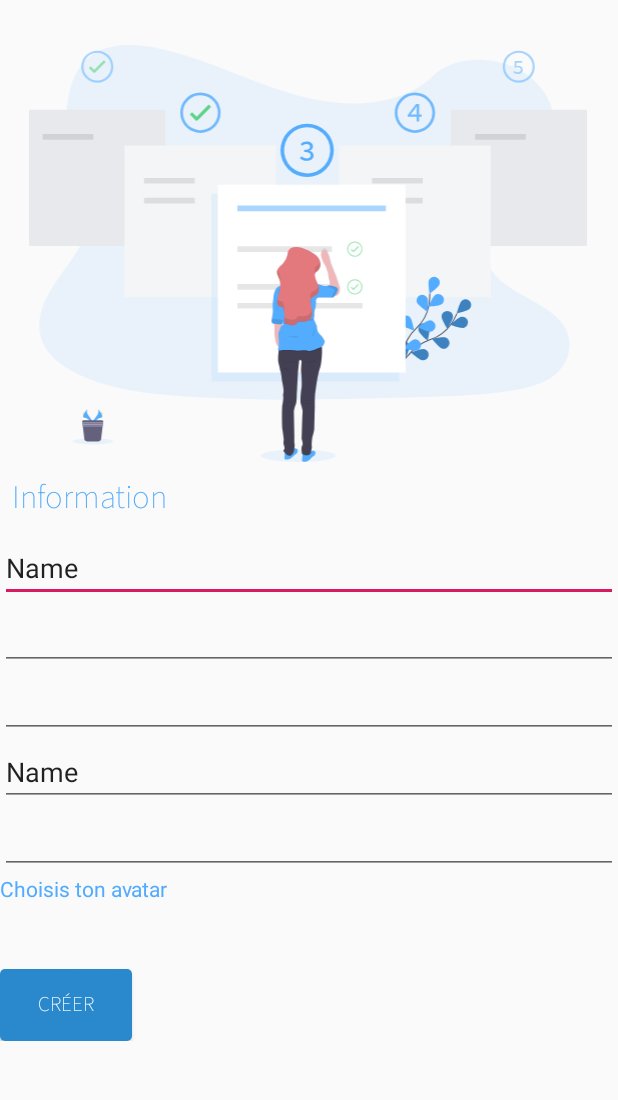
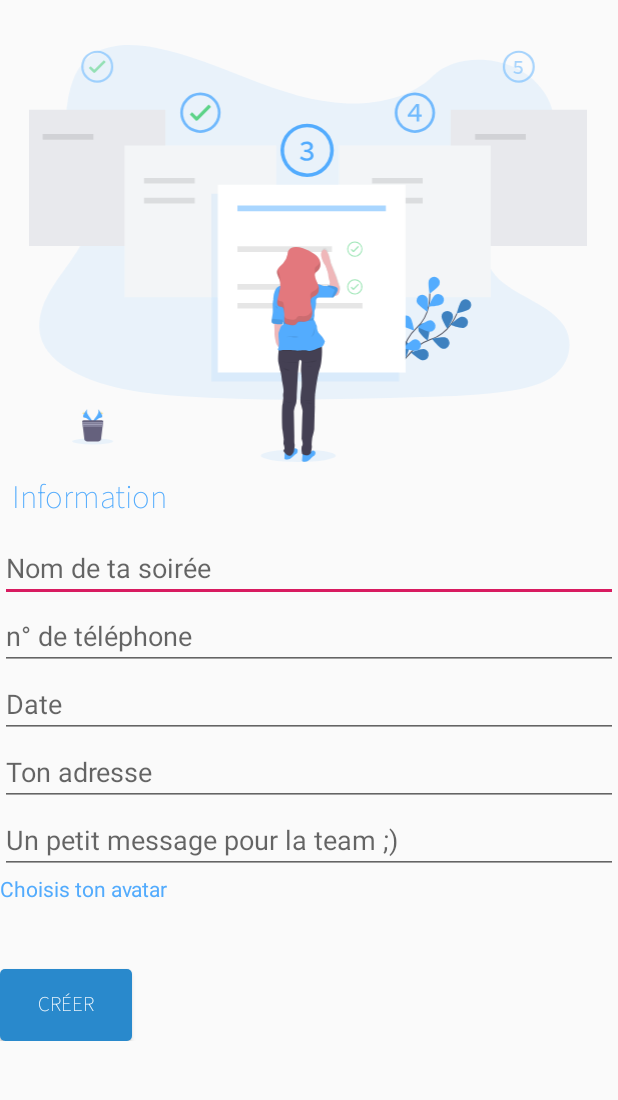
Before and after one commit to eltha9/oplayner, an Android app: the CreateParty screen opened directly, with no data from a screen before it, on a phone screen of 412 x 824 dp, the part 71-1171 px from its top. Run offline under Robolectric (Android 15) with nearby library versions, the phone set to English and light mode, and no system bars.

Commit message:
prevent keyboard to show at start activity, add placeholder

```diff
--- a/app/src/main/AndroidManifest.xml
+++ b/app/src/main/AndroidManifest.xml
@@ -20,8 +20,10 @@
                 <category android:name="android.intent.category.LAUNCHER"/>
             </intent-filter>
         </activity>
-        <activity android:name=".CreateParty"/>
-        <activity android:name=".JoinParty"/>
+        <activity android:name=".CreateParty"
+                  android:windowSoftInputMode="stateHidden|adjustPan"/>
+        <activity android:name=".JoinParty"
+                  android:windowSoftInputMode="stateHidden|adjustPan"/>
 
         <meta-data
                 android:name="preloaded_fonts"
--- a/app/src/main/res/layout/create_party.xml
+++ b/app/src/main/res/layout/create_party.xml
@@ -37,11 +37,10 @@
                     android:layout_width="match_parent"
                     android:layout_height="wrap_content"
                     android:inputType="textPersonName"
-                    android:text="Name"
                     android:ems="10"
                     android:id="@+id/create_title" tools:layout_conversion_absoluteHeight="45dp"
                     tools:layout_editor_absoluteY="403dp" tools:layout_editor_absoluteX="0dp"
-                    tools:layout_conversion_absoluteWidth="411dp"/>
+                    tools:layout_conversion_absoluteWidth="411dp" android:hint="@string/create_holder_title"/>
             <EditText
                     android:layout_width="match_parent"
                     android:layout_height="wrap_content"
@@ -49,27 +48,26 @@
                     android:ems="10"
                     android:id="@+id/create_phone" tools:layout_conversion_absoluteHeight="45dp"
                     tools:layout_editor_absoluteY="448dp" tools:layout_editor_absoluteX="0dp"
-                    tools:layout_conversion_absoluteWidth="411dp"/>
+                    tools:layout_conversion_absoluteWidth="411dp" android:hint="@string/create_holder_phone"/>
             <EditText
                     android:layout_width="match_parent"
                     android:layout_height="wrap_content"
                     android:inputType="date"
                     android:ems="10"
-                    android:id="@+id/create_date"/>
+                    android:id="@+id/create_date" android:hint="@string/create_holder_date"/>
             <EditText
                     android:layout_width="match_parent"
                     android:layout_height="wrap_content"
                     android:inputType="textPersonName"
-                    android:text="Name"
                     android:ems="10"
-                    android:id="@+id/create_adress"/>
+                    android:id="@+id/create_adress" android:hint="@string/create_holder_adresse"/>
             <EditText
                     android:layout_width="match_parent"
                     android:layout_height="wrap_content"
                     android:inputType="textMultiLine"
                     android:gravity="start|top"
                     android:ems="10"
-                    android:id="@+id/create_message"/>
+                    android:id="@+id/create_message" android:hint="@string/create_holder_message"/>
             <TextView
                     android:text="@string/avatar_choice"
                     android:layout_width="match_parent"
--- a/app/src/main/res/values/strings.xml
+++ b/app/src/main/res/values/strings.xml
@@ -18,4 +18,11 @@
     <string name="link_share">Partager</string>
 
 
+    <!--placeholder -->
+    <string name="create_holder_title">Nom de ta soirée</string>
+    <string name="create_holder_phone">n° de téléphone</string>
+    <string name="create_holder_date">Date</string>
+    <string name="create_holder_adresse">Ton adresse</string>
+    <string name="create_holder_message">Un petit message pour la team ;)</string>
+
 </resources>
```
Also changed, not shown: app/src/main/java/fr/elph/oplayner/CreateParty.kt (line endings or trailing spaces).
